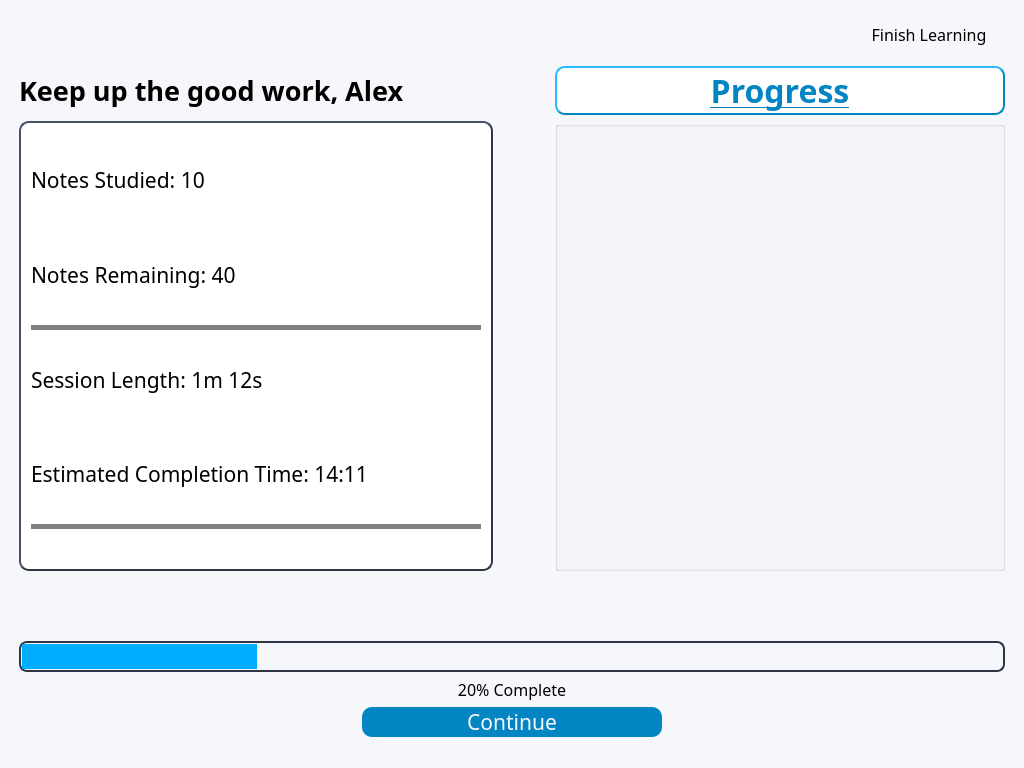
The window that gui/learnNotesInfo.ui (AlexShem247/note-and-flashcard-maker) describes before a commit, drawn with Qt 5.
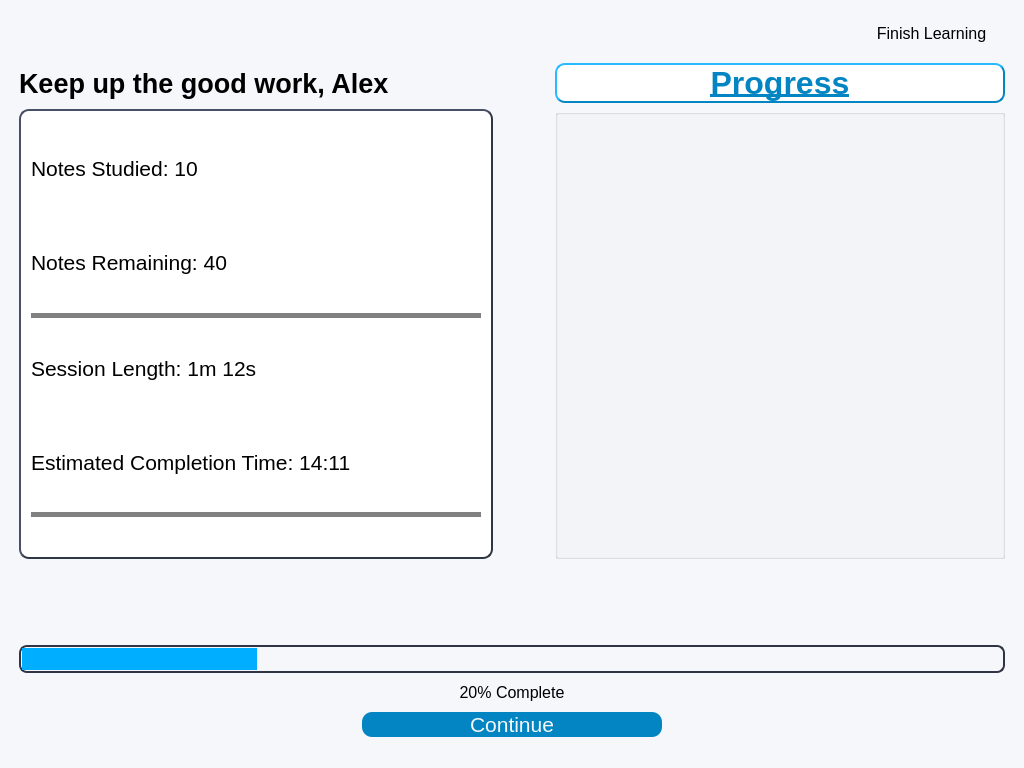
The same window after the commit.

Commit message: Changed Font to MS Shell

Diff of the .ui file:
```diff
--- a/gui/learnNotesInfo.ui
+++ b/gui/learnNotesInfo.ui
@@ -54,7 +54,7 @@
             <widget class="QLabel" name="courseNameLabel">
              <property name="font">
               <font>
-               <family>Neue Haas Grotesk Text Pro</family>
+               <family>MS Shell Dlg 2</family>
                <pointsize>16</pointsize>
               </font>
              </property>
@@ -82,7 +82,7 @@
              </property>
              <property name="font">
               <font>
-               <family>Neue Haas Grotesk Text Pro</family>
+               <family>MS Shell Dlg 2</family>
                <pointsize>12</pointsize>
               </font>
              </property>
@@ -114,7 +114,7 @@
          <widget class="QLabel" name="label_10">
           <property name="font">
            <font>
-            <family>Neue Haas Grotesk Text Pro</family>
+            <family>MS Shell Dlg 2</family>
             <pointsize>24</pointsize>
             <weight>75</weight>
             <bold>true</bold>
@@ -161,7 +161,7 @@
             </property>
             <property name="font">
              <font>
-              <family>Neue Haas Grotesk Text Pro</family>
+              <family>MS Shell Dlg 2</family>
               <pointsize>16</pointsize>
              </font>
             </property>
@@ -187,7 +187,7 @@
          <widget class="QLabel" name="messageLabel">
           <property name="font">
            <font>
-            <family>Neue Haas Grotesk Text Pro</family>
+            <family>MS Shell Dlg 2</family>
             <pointsize>20</pointsize>
             <weight>75</weight>
             <bold>true</bold>
@@ -202,7 +202,7 @@
          <widget class="QProgressBar" name="progressBar">
           <property name="font">
            <font>
-            <family>Neue Haas Grotesk Text Pro</family>
+            <family>MS Shell Dlg 2</family>
            </font>
           </property>
           <property name="styleSheet">
@@ -220,7 +220,7 @@
          <widget class="QLabel" name="progressLabel">
           <property name="font">
            <font>
-            <family>Neue Haas Grotesk Text Pro</family>
+            <family>MS Shell Dlg 2</family>
             <pointsize>12</pointsize>
            </font>
           </property>
@@ -323,7 +323,7 @@
               <widget class="QLabel" name="noStudiedLabel">
                <property name="font">
                 <font>
-                 <family>Neue Haas Grotesk Text Pro</family>
+                 <family>MS Shell Dlg 2</family>
                  <pointsize>16</pointsize>
                 </font>
                </property>
@@ -339,7 +339,7 @@
               <widget class="QLabel" name="noRemainingLabel">
                <property name="font">
                 <font>
-                 <family>Neue Haas Grotesk Text Pro</family>
+                 <family>MS Shell Dlg 2</family>
                  <pointsize>16</pointsize>
                 </font>
                </property>
@@ -389,7 +389,7 @@
                </property>
                <property name="font">
                 <font>
-                 <family>Neue Haas Grotesk Text Pro</family>
+                 <family>MS Shell Dlg 2</family>
                  <pointsize>16</pointsize>
                 </font>
                </property>
@@ -411,7 +411,7 @@
                </property>
                <property name="font">
                 <font>
-                 <family>Neue Haas Grotesk Text Pro</family>
+                 <family>MS Shell Dlg 2</family>
                  <pointsize>16</pointsize>
                 </font>
                </property>
```
The commit also changes 27 other files.
